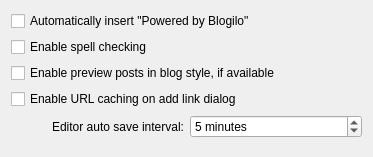
Old version of the form blogilo/src/editorsettingsbase.ui in the repository chusopr/kdepim-ktimetracker-akonadi.
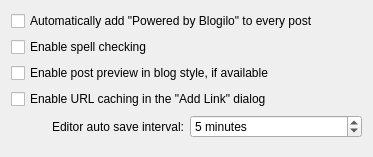
New version of the form. Custom widgets are drawn as their Qt base class.

What changed in the file:
```diff
--- a/blogilo/src/editorsettingsbase.ui
+++ b/blogilo/src/editorsettingsbase.ui
@@ -43,7 +43,7 @@
    <item row="0" column="0" colspan="2">
     <widget class="QCheckBox" name="kcfg_addPoweredBy">
      <property name="text">
-      <string>Automatically insert &quot;Powered by Blogilo&quot;</string>
+      <string>Automatically add &quot;Powered by Blogilo&quot; to every post</string>
      </property>
     </widget>
    </item>
@@ -63,14 +63,14 @@
    <item row="2" column="0" colspan="2">
     <widget class="QCheckBox" name="kcfg_previewInBlogStyle">
      <property name="text">
-      <string>Enable preview posts in blog style, if available</string>
+      <string>Enable post preview in blog style, if available</string>
      </property>
     </widget>
    </item>
    <item row="3" column="0" colspan="2">
     <widget class="QCheckBox" name="kcfg_urlCachingEnabled">
      <property name="text">
-      <string>Enable URL caching on add link dialog</string>
+      <string>Enable URL caching in the "Add Link" dialog</string>
      </property>
     </widget>
    </item>
```
